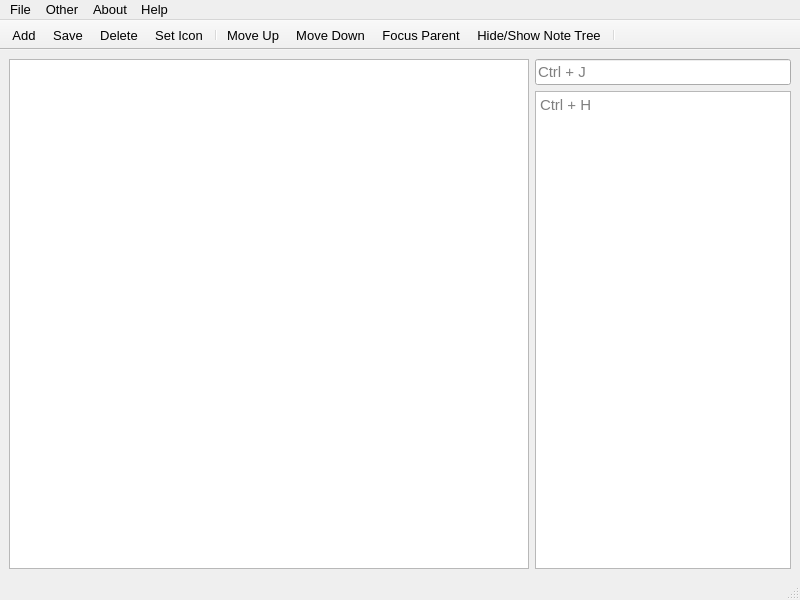
First picture: the form in treenotes.ui, repository UnkindledTwo/TreeNotes, before the edit.
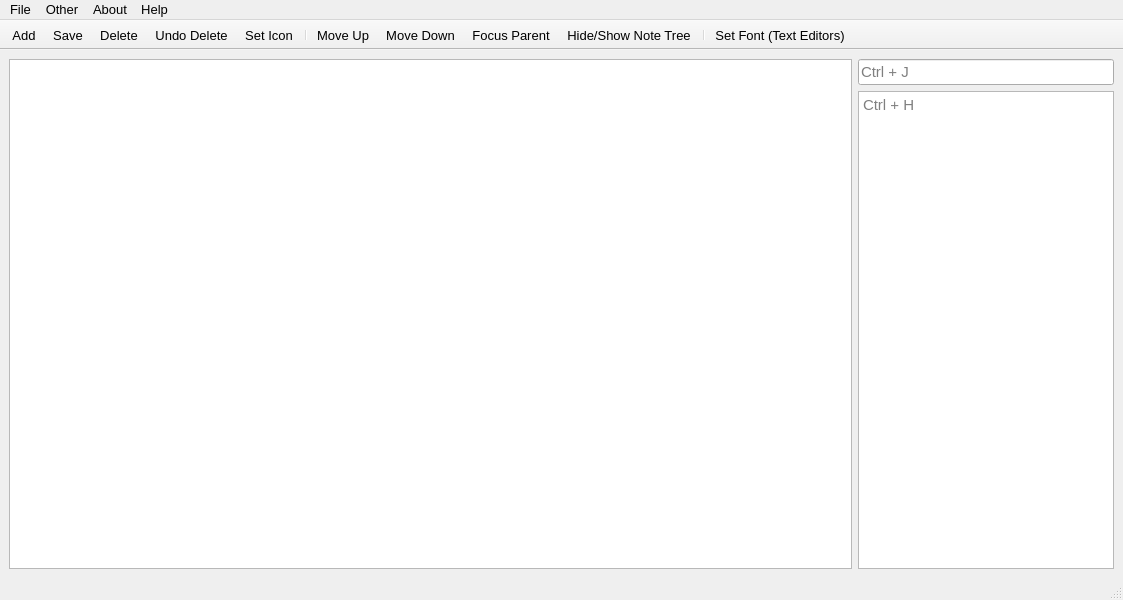
Second picture: the form after the edit. Custom widgets are drawn as their Qt base class.

Patch:
```diff
--- a/treenotes.ui
+++ b/treenotes.ui
@@ -6,7 +6,7 @@
    <rect>
     <x>0</x>
     <y>0</y>
-    <width>800</width>
+    <width>1123</width>
     <height>600</height>
    </rect>
   </property>
@@ -106,7 +106,7 @@
     <rect>
      <x>0</x>
      <y>0</y>
-     <width>800</width>
+     <width>1123</width>
      <height>22</height>
     </rect>
    </property>
@@ -180,6 +180,7 @@
    <addaction name="actionAdd"/>
    <addaction name="actionSave"/>
    <addaction name="actionDelete"/>
+   <addaction name="actionUndo_Delete"/>
    <addaction name="actionSet_Icon"/>
    <addaction name="separator"/>
    <addaction name="actionMove_Up"/>
@@ -187,6 +188,7 @@
    <addaction name="actionFocus_Parent"/>
    <addaction name="actionHide_Show_Note_Tree"/>
    <addaction name="separator"/>
+   <addaction name="actionSet_Font_Text_Editors"/>
   </widget>
   <action name="actionAdd">
    <property name="text">
```
